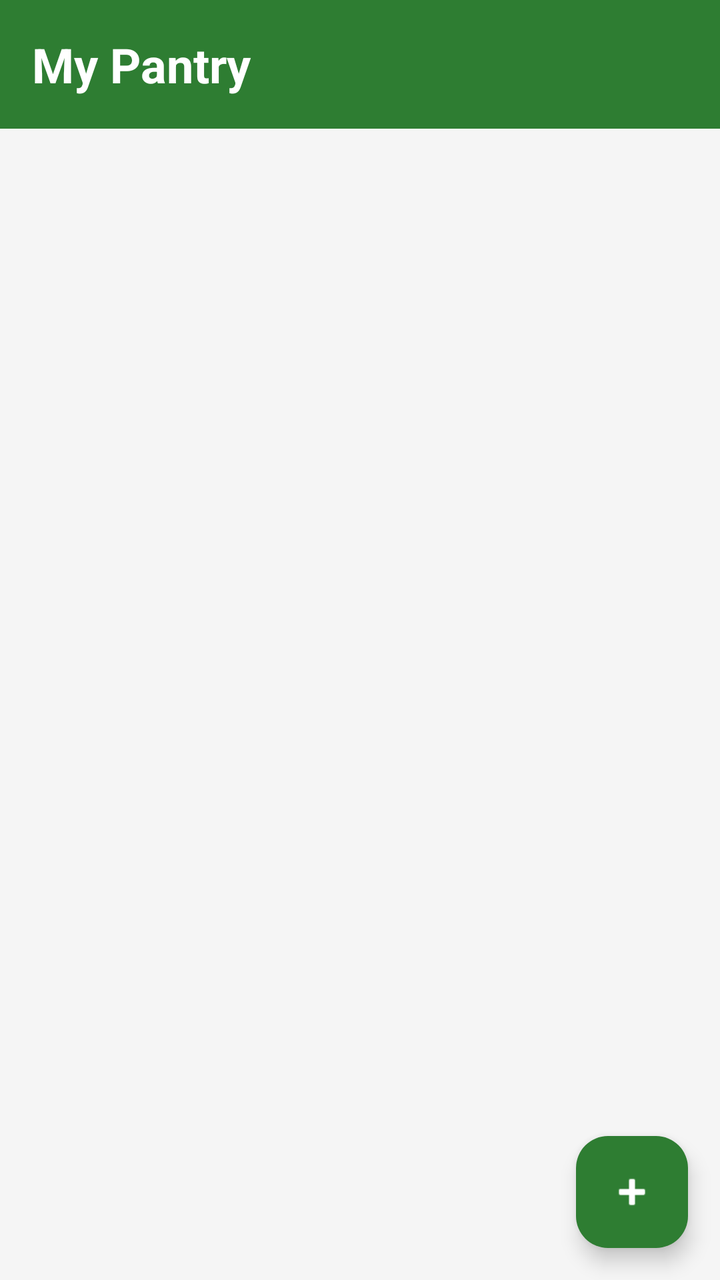
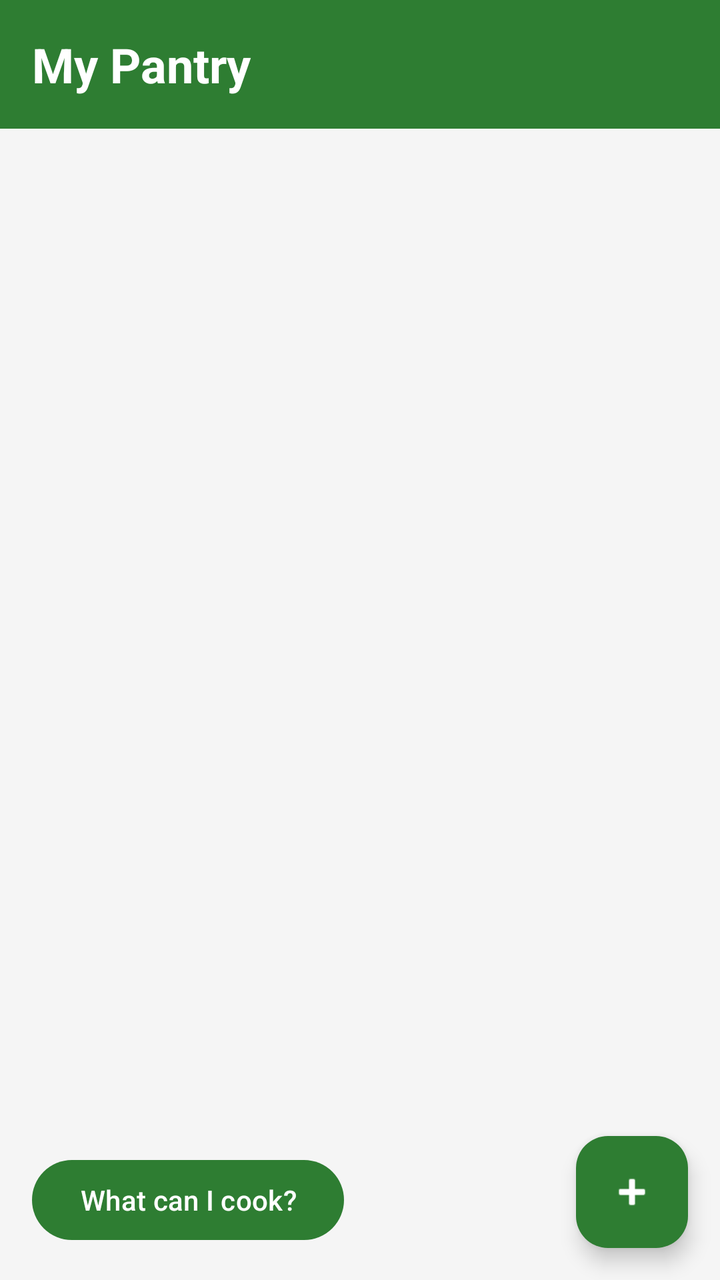

An Android layout rendered at two revisions. The XML below is the earlier revision; the diff shows what the commit changed to produce the second picture.
<!-- AndroidManifest.xml: application theme Theme.SmartPantryManager -->
<!-- res/layout/activity_pantry_list.xml -->
<?xml version="1.0" encoding="utf-8"?>
<androidx.constraintlayout.widget.ConstraintLayout
    xmlns:android="http://schemas.android.com/apk/res/android"
    xmlns:app="http://schemas.android.com/apk/res-auto"
    android:layout_width="match_parent"
    android:layout_height="match_parent"
    android:fitsSystemWindows="true"
    android:background="@color/background_grey">

    
    <TextView
        android:id="@+id/tvTitle"
        android:layout_width="0dp"
        android:layout_height="wrap_content"
        android:background="@color/primary_green"
        android:padding="16dp"
        android:text="My Pantry"
        android:textColor="#FFFFFF"
        android:textSize="24sp"
        android:textStyle="bold"
        app:layout_constraintTop_toTopOf="parent"
        app:layout_constraintStart_toStartOf="parent"
        app:layout_constraintEnd_toEndOf="parent" />

    
    <androidx.recyclerview.widget.RecyclerView
        android:id="@+id/recyclerPantry"
        android:layout_width="0dp"
        android:layout_height="0dp"
        android:clipToPadding="false"
        android:padding="8dp"
        app:layout_constraintTop_toBottomOf="@id/tvTitle"
        app:layout_constraintBottom_toBottomOf="parent"
        app:layout_constraintStart_toStartOf="parent"
        app:layout_constraintEnd_toEndOf="parent" />

    
    <TextView
        android:id="@+id/tvEmpty"
        android:layout_width="wrap_content"
        android:layout_height="wrap_content"
        android:gravity="center"
        android:text="Your pantry is empty.\nTap + to add your first ingredient."
        android:textColor="@color/text_secondary"
        android:textSize="16sp"
        android:visibility="gone"
        app:layout_constraintTop_toTopOf="parent"
        app:layout_constraintBottom_toBottomOf="parent"
        app:layout_constraintStart_toStartOf="parent"
        app:layout_constraintEnd_toEndOf="parent" />

    
    <com.google.android.material.floatingactionbutton.FloatingActionButton
        android:id="@+id/fabAdd"
        android:layout_width="wrap_content"
        android:layout_height="wrap_content"
        android:layout_margin="16dp"
        android:contentDescription="Add ingredient"
        android:src="@android:drawable/ic_input_add"
        app:backgroundTint="@color/primary_green"
        app:tint="#FFFFFF"
        app:layout_constraintBottom_toBottomOf="parent"
        app:layout_constraintEnd_toEndOf="parent" />

</androidx.constraintlayout.widget.ConstraintLayout>
<!-- resources referenced by this layout -->
<resources>
  <color name="background_grey">#F5F5F5</color>
  <color name="primary_green">#2E7D32</color>
  <color name="text_secondary">#757575</color>
  <style name="Theme.SmartPantryManager" parent="Base.Theme.SmartPantryManager" />
  <style name="Base.Theme.SmartPantryManager" parent="Theme.Material3.DayNight.NoActionBar">
          
          
      </style>
</resources>

<!-- the commit's change to res/layout/activity_pantry_list.xml (unified diff, before → after) -->
@@ -29,6 +29,7 @@
         android:layout_height="0dp"
         android:clipToPadding="false"
         android:padding="8dp"
+        android:paddingBottom="88dp"
         app:layout_constraintTop_toBottomOf="@id/tvTitle"
         app:layout_constraintBottom_toBottomOf="parent"
         app:layout_constraintStart_toStartOf="parent"
@@ -62,4 +63,15 @@
         app:layout_constraintBottom_toBottomOf="parent"
         app:layout_constraintEnd_toEndOf="parent" />
 
+    
+    <com.google.android.material.button.MaterialButton
+        android:id="@+id/btnSuggested"
+        android:layout_width="wrap_content"
+        android:layout_height="wrap_content"
+        android:layout_margin="16dp"
+        android:text="What can I cook?"
+        app:backgroundTint="@color/primary_green"
+        app:layout_constraintBottom_toBottomOf="parent"
+        app:layout_constraintStart_toStartOf="parent" />
+
 </androidx.constraintlayout.widget.ConstraintLayout>
